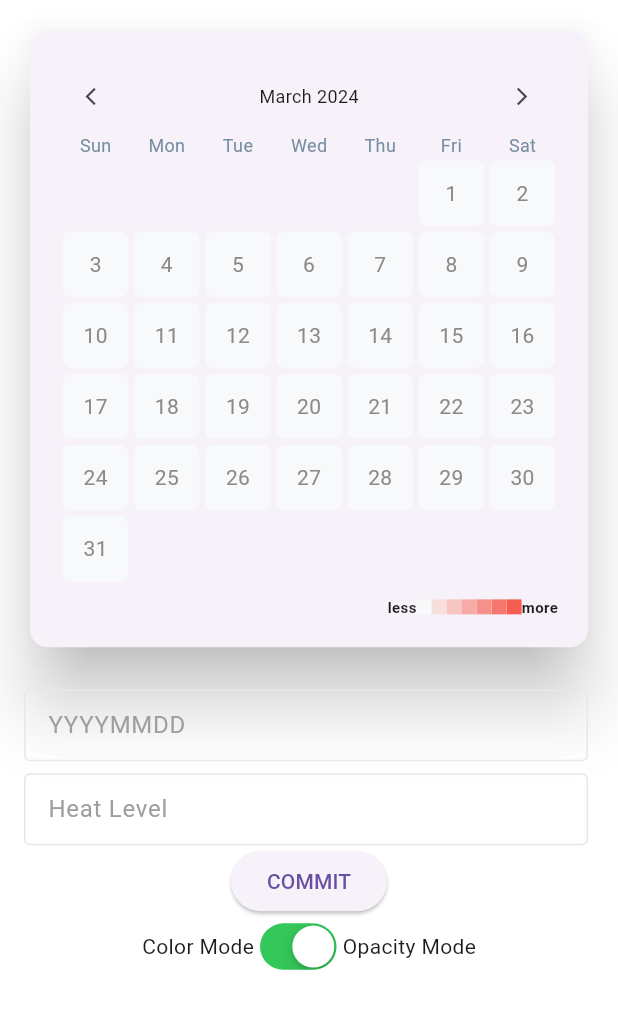
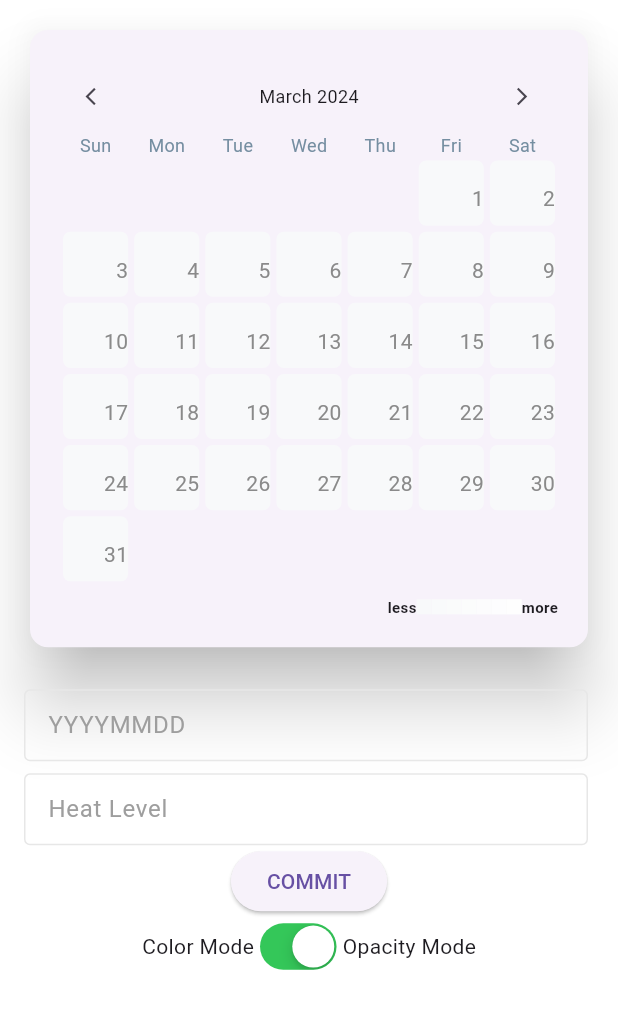
Before and after one commit to amias-samir/Heatmap-Calendar-Flutter, a Flutter app: the HeatMapCalendarExample screen opened by its route, after a tap on "COMMIT", on a phone screen of 412 x 824 dp, the part 84-1113 px from its top. Run offline on Flutter 3.47's test engine with Material 3 defaults, Android fonts, the phone set to English and light mode, and no system bars.

Commit message:
added heatmap type and widgets as a child

```diff
--- a/example/lib/pages/heatmap_calendar_example.dart
+++ b/example/lib/pages/heatmap_calendar_example.dart
@@ -63,9 +63,11 @@ class _HeatMapCalendarExample extends State<HeatMapCalendarExample> {
                 child: HeatMapCalendar(
                   flexible: true,
                   datasets: heatMapDatasets,
+                  heatmapType: HeatmapCalendarType.widgets,
                   colorMode:
                       isOpacityMode ? ColorMode.opacity : ColorMode.color,
                   colorsets: const {
+                    0: Colors.white,
                     1: Colors.red,
                     3: Colors.orange,
                     5: Colors.yellow,
@@ -76,7 +78,7 @@ class _HeatMapCalendarExample extends State<HeatMapCalendarExample> {
                   },
                   onClick: (datetime, heatmapData){
                     ScaffoldMessenger.of(context).showSnackBar(
-                        SnackBar(content: Text('$datetime : ${heatmapData?.intensity}')));
+                        SnackBar(content: Text('$datetime : $heatmapData')));
                   },
                 ),
               ),
@@ -88,7 +90,12 @@ class _HeatMapCalendarExample extends State<HeatMapCalendarExample> {
               onPressed: () {
                 setState(() {
                   heatMapDatasets[DateTime.parse(dateController.text)] =
-                      HeatmapData(intensity: int.parse(heatLevelController.text));
+                      HeatmapData(intensity: int.parse(heatLevelController.text),
+                          heatMapChildren:[
+                            HeatmapChildrenData(label: "label1", desc: "desc1", child: const Icon(Icons.fire_extinguisher, size: 12, color: Colors.amber,)),
+                            HeatmapChildrenData(label: "label2", desc: "desc2", child: const Icon(Icons.water, size: 12, color: Colors.deepPurple,)),
+                            HeatmapChildrenData(label: "label3", desc: "desc3", child: const Icon(Icons.flood, size: 12, color: Colors.blue,)),
+                          ] );
                 });
               },
             ),
--- a/lib/heatmap_calendar_flutter.dart
+++ b/lib/heatmap_calendar_flutter.dart
@@ -5,3 +5,4 @@ export 'src/heatmap_calendar.dart';
 export 'src/enums/heatmap_color_mode.dart';
 export 'src/enums/heatmap_type.dart';
 export 'src/data/heatmap_datasets.dart';
+export 'src/data/children_item_datasets.dart';
--- /dev/null
+++ b/lib/src/data/children_item_datasets.dart
@@ -0,0 +1,16 @@
+import 'package:flutter/widgets.dart';
+
+class HeatmapChildrenData {
+
+  /// label of the child
+  final String label;
+
+  /// description of the child
+  final String desc;
+
+  /// widget of the child
+  final Widget child;
+
+  HeatmapChildrenData({required this.label, required this.desc, required this.child});
+
+}
--- a/lib/src/data/heatmap_datasets.dart
+++ b/lib/src/data/heatmap_datasets.dart
@@ -1,4 +1,4 @@
-import 'package:flutter/cupertino.dart';
+import 'children_item_datasets.dart';
 
 class HeatmapData {
 
@@ -8,7 +8,7 @@ class HeatmapData {
   final int? intensity;
 
   ///The [heatMapChildren]  is used to show the multiple actions on the same date in the heatmap.
-  final List<Widget>? heatMapChildren;
+  final List<HeatmapChildrenData>? heatMapChildren;
 
 
 }
--- a/lib/src/heatmap.dart
+++ b/lib/src/heatmap.dart
@@ -1,5 +1,6 @@
 import 'package:flutter/material.dart';
 import 'package:heatmap_calendar_flutter/src/data/heatmap_datasets.dart';
+import '../heatmap_calendar_flutter.dart';
 import './widgets/heatmap_page.dart';
 import './widgets/heatmap_color_tip.dart';
 import './enums/heatmap_color_mode.dart';
@@ -49,6 +50,15 @@ class HeatMap extends StatefulWidget {
   /// Default value is [ColorMode.opacity].
   final ColorMode colorMode;
 
+  /// HeatmapCalendarType changes the UI mode of blocks.
+  ///
+  /// [HeatmapCalendarType.intensity] requires just the intensity value to change the color
+  /// dynamically based on hightest value of [datasets].
+  /// [HeatmapCalendarType.widgets] requires the list of widgets (list of events/activities) on the same date.
+  ///
+  /// Default value is [HeatmapCalendarType.intensity].
+  final HeatmapCalendarType heatmapType;
+
   /// Function that will be called when a block is clicked.
   ///
   /// Parameter gives clicked [DateTime] value.
@@ -92,6 +102,7 @@ class HeatMap extends StatefulWidget {
     Key? key,
     required this.colorsets,
     this.colorMode = ColorMode.opacity,
+    this.heatmapType = HeatmapCalendarType.intensity,
     this.startDate,
     this.endDate,
     this.textColor,
@@ -137,6 +148,7 @@ class _HeatMap extends State<HeatMap> {
           startDate: widget.startDate ??
               DateUtil.oneYearBefore(widget.endDate ?? DateTime.now()),
           colorMode: widget.colorMode,
+          heatmapType: widget.heatmapType,
           size: widget.size,
           fontSize: widget.fontSize,
           datasets: widget.datasets,
--- a/lib/src/widgets/heatmap_calendar_page.dart
+++ b/lib/src/widgets/heatmap_calendar_page.dart
@@ -44,6 +44,13 @@ class HeatMapCalendarPage extends StatelessWidget {
   /// [ColorMode.color] changes colors based on [colorsets] thresholds key value.
   final ColorMode colorMode;
 
+  /// HeatmapCalendarType changes the UI mode of blocks.
+  ///
+  /// [HeatmapCalendarType.intensity] requires just the intensity value to change the color
+  /// dynamically based on hightest value of [datasets].
+  /// [HeatmapCalendarType.widgets] requires the list of widgets (list of events/activities) on the same date.
+  ///
+  /// Default value is [HeatmapCalendarType.intensity].
   final HeatmapCalendarType heatmapType;
 
   /// The colorsets which give the color value for its thresholds key value.
@@ -95,6 +102,7 @@ class HeatMapCalendarPage extends StatelessWidget {
             startDate: date.keys.first,
             endDate: date.values.first,
             colorMode: colorMode,
+            heatmapType: heatmapType,
             size: size,
             fontSize: fontSize,
             defaultColor: defaultColor,
--- a/lib/src/widgets/heatmap_calendar_row.dart
+++ b/lib/src/widgets/heatmap_calendar_row.dart
@@ -58,6 +58,15 @@ class HeatMapCalendarRow extends StatelessWidget {
   /// [ColorMode.color] changes colors based on [colorsets] thresholdsc key value.
   final ColorMode colorMode;
 
+  /// HeatmapCalendarType changes the UI mode of blocks.
+  ///
+  /// [HeatmapCalendarType.intensity] requires just the intensity value to change the color
+  /// dynamically based on hightest value of [datasets].
+  /// [HeatmapCalendarType.widgets] requires the list of widgets (list of events/activities) on the same date.
+  ///
+  /// Default value is [HeatmapCalendarType.intensity].
+  final HeatmapCalendarType heatmapType;
+
   /// The integer value of the maximum value for the highest value of the month.
   final int? maxValue;
 
@@ -71,6 +80,7 @@ class HeatMapCalendarRow extends StatelessWidget {
     required this.startDate,
     required this.endDate,
     required this.colorMode,
+    required this.heatmapType,
     this.size,
     this.fontSize,
     this.defaultColor,
@@ -110,6 +120,7 @@ class HeatMapCalendarRow extends StatelessWidget {
                   date: DateTime(startDate.year, startDate.month,
                       startDate.day - startDate.weekday % 7 + i),
                   backgroundColor: defaultColor,
+                  heatmapType: heatmapType,
                   size: size,
                   fontSize: fontSize,
                   textColor: textColor,
--- a/lib/src/widgets/heatmap_column.dart
+++ b/lib/src/widgets/heatmap_column.dart
@@ -1,5 +1,6 @@
 import 'package:flutter/material.dart';
 import 'package:heatmap_calendar_flutter/src/data/heatmap_datasets.dart';
+import '../../heatmap_calendar_flutter.dart';
 import '../enums/heatmap_color_mode.dart';
 import './heatmap_container.dart';
 import '../utils/date_util.dart';
@@ -53,6 +54,15 @@ class HeatMapColumn extends StatelessWidget {
   /// [ColorMode.color] changes colors based on [colorsets] thresholdsc key value.
   final ColorMode colorMode;
 
+  /// HeatmapCalendarType changes the UI mode of blocks.
+  ///
+  /// [HeatmapCalendarType.intensity] requires just the intensity value to change the color
+  /// dynamically based on hightest value of [datasets].
+  /// [HeatmapCalendarType.widgets] requires the list of widgets (list of events/activities) on the same date.
+  ///
+  /// Default value is [HeatmapCalendarType.intensity].
+  final HeatmapCalendarType heatmapType;
+
   /// The double value of [HeatMapContainer]'s borderRadius.
   final double? borderRadius;
 
@@ -79,6 +89,7 @@ class HeatMapColumn extends StatelessWidget {
     required this.startDate,
     required this.endDate,
     required this.colorMode,
+    required this.heatmapType,
     required this.numDays,
     this.size,
     this.fontSize,
@@ -98,6 +109,7 @@ class HeatMapColumn extends StatelessWidget {
           (i) => HeatMapContainer(
             date: DateUtil.changeDay(startDate, i),
             backgroundColor: defaultColor,
+            heatmapType: heatmapType,
             size: size,
             fontSize: fontSize,
             textColor: textColor,
--- a/lib/src/widgets/heatmap_container.dart
+++ b/lib/src/widgets/heatmap_container.dart
@@ -1,10 +1,12 @@
 import 'package:flutter/material.dart';
 import 'package:heatmap_calendar_flutter/heatmap_calendar_flutter.dart';
+import 'package:heatmap_calendar_flutter/src/data/children_item_datasets.dart';
 import '../data/heatmap_color.dart';
 
 class HeatMapContainer extends StatelessWidget {
   final DateTime date;
   final HeatmapData? heatmapData;
+  final HeatmapCalendarType? heatmapType;
   final double? size;
   final double? fontSize;
   final double? borderRadius;
@@ -18,6 +20,7 @@ class HeatMapContainer extends StatelessWidget {
   const HeatMapContainer({
     Key? key,
     required this.date,
+    required this.heatmapType,
     this.heatmapData,
     this.margin,
     this.size,
@@ -46,19 +49,37 @@ class HeatMapContainer extends StatelessWidget {
             width: size,
             height: size,
             alignment: Alignment.center,
-            child: (showText ?? true)
-                ? Text(
+            decoration: BoxDecoration(
+              color: selectedColor,
+              borderRadius:
+                  BorderRadius.all(Radius.circular(borderRadius ?? 5)),
+            ),
+            child: (showText ?? true) ? (
+            heatmapType == HeatmapCalendarType.widgets ?
+            Column(
+              mainAxisAlignment: MainAxisAlignment.spaceEvenly,
+              crossAxisAlignment: CrossAxisAlignment.start,
+              children: [
+                _widgetsFromData(heatmapData),
+
+                Align(
+                  alignment: Alignment.bottomRight,
+                  child:  Text(
+                    date.day.toString(),
+                    style: TextStyle(
+                        color: textColor ?? const Color(0xFF8A8A8A),
+                        fontSize: fontSize),
+                  ),
+                )
+              ],
+            ): Text(
                     date.day.toString(),
                     style: TextStyle(
                         color: textColor ?? const Color(0xFF8A8A8A),
                         fontSize: fontSize),
                   )
+            )
                 : null,
-            decoration: BoxDecoration(
-              color: selectedColor,
-              borderRadius:
-                  BorderRadius.all(Radius.circular(borderRadius ?? 5)),
-            ),
           ),
         ),
         onTap: () {
@@ -67,4 +88,37 @@ class HeatMapContainer extends StatelessWidget {
       ),
     );
   }
+
+  _widgetsFromData(HeatmapData? heatmapData){
+
+    if(heatmapData != null && heatmapData.heatMapChildren != null && heatmapData.heatMapChildren!.isNotEmpty ) {
+      if(heatmapData.heatMapChildren!.length > 2){
+        return _overlappedUI(heatmapData);
+      }
+
+      return Row(
+        mainAxisAlignment: MainAxisAlignment.spaceEvenly,
+        crossAxisAlignment: CrossAxisAlignment.start,
+        children: [... heatmapData.heatMapChildren!.map((childWidget) => childWidget.child).toList()
+        ],
+      );
+    }
+
+    return const SizedBox();
+  }
+
+  Widget _overlappedUI(HeatmapData heatmapData) {
+    const overlap = 10.0;
+    final items = [... heatmapData.heatMapChildren!.map((childWidget) => childWidget.child).toList()
+    ];
+
+    List<Widget> stackLayers = List<Widget>.generate(items.length, (index) {
+      return Padding(
+        padding: EdgeInsets.fromLTRB(index.toDouble() * overlap, 0, 0, 0),
+        child: items[index],
+      );
+    });
+
+    return Stack(children: stackLayers);
+  }
 }
--- a/lib/src/widgets/heatmap_page.dart
+++ b/lib/src/widgets/heatmap_page.dart
@@ -2,6 +2,7 @@ import 'dart:math';
 
 import 'package:flutter/material.dart';
 import 'package:heatmap_calendar_flutter/src/data/heatmap_datasets.dart';
+import '../../heatmap_calendar_flutter.dart';
 import './heatmap_month_text.dart';
 import './heatmap_column.dart';
 import '../enums/heatmap_color_mode.dart';
@@ -56,6 +57,15 @@ class HeatMapPage extends StatelessWidget {
   /// [ColorMode.color] changes colors based on [colorsets] thresholds key value.
   final ColorMode colorMode;
 
+  /// HeatmapCalendarType changes the UI mode of blocks.
+  ///
+  /// [HeatmapCalendarType.intensity] requires just the intensity value to change the color
+  /// dynamically based on hightest value of [datasets].
+  /// [HeatmapCalendarType.widgets] requires the list of widgets (list of events/activities) on the same date.
+  ///
+  /// Default value is [HeatmapCalendarType.intensity].
+  final HeatmapCalendarType heatmapType;
+
   /// The colorsets which give the color value for its thresholds key value.
   ///
   /// Be aware that first Color is the maximum value if [ColorMode] is [ColorMode.opacity].
@@ -79,6 +89,7 @@ class HeatMapPage extends StatelessWidget {
   HeatMapPage({
     Key? key,
     required this.colorMode,
+    required this.heatmapType,
     required this.startDate,
     required this.endDate,
     this.size,
@@ -119,6 +130,7 @@ class HeatMapPage extends StatelessWidget {
             ? DateUtil.changeDay(startDate, datePos + 6)
             : endDate,
         colorMode: colorMode,
+        heatmapType: heatmapType,
         numDays: min(endDate.difference(_firstDay).inDays + 1, 7),
         size: size,
         fontSize: fontSize,
```
Also changed, not shown: lib/src/heatmap_calendar.dart (+8 -0 lines).
